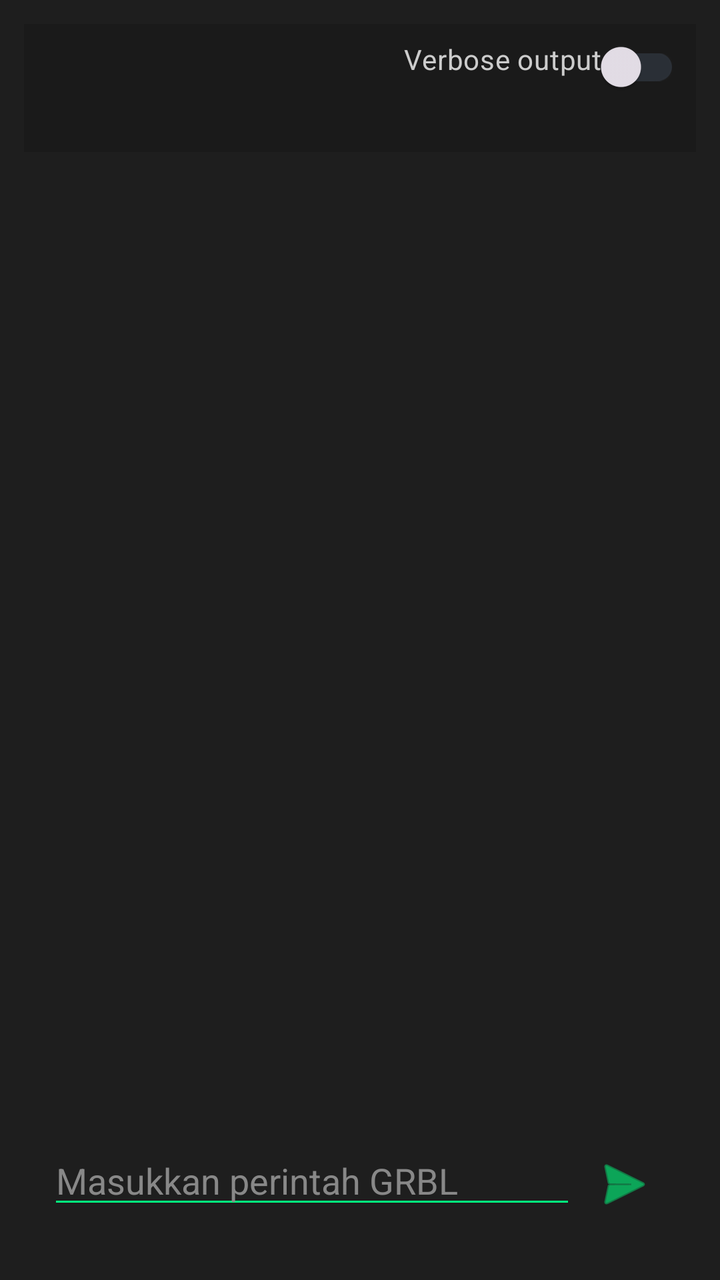
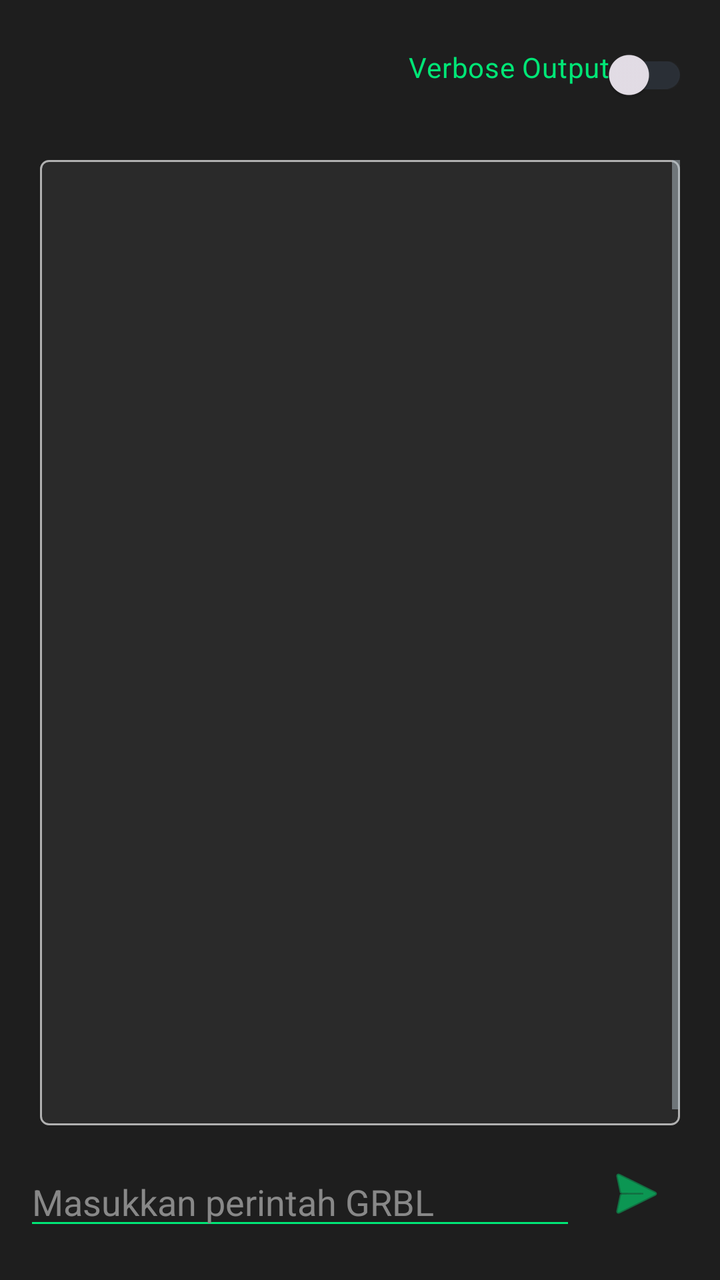

Compare the two renders of this Android layout. The source of the first and the diff that turns it into the second are given below.
<!-- AndroidManifest.xml: application theme Theme.DwiCreativeCNC -->
<!-- res/layout/frag_console.xml -->
<?xml version="1.0" encoding="utf-8"?>
<LinearLayout
    xmlns:android="http://schemas.android.com/apk/res/android"
    xmlns:app="http://schemas.android.com/apk/res-auto"
    xmlns:tools="http://schemas.android.com/tools"
    android:orientation="vertical"
    android:background="#1E1E1E"
    android:padding="12dp"
    android:layout_width="match_parent"
    android:layout_height="match_parent">

    <LinearLayout
        android:layout_width="match_parent"
        android:layout_height="wrap_content"
        android:orientation="horizontal"
        android:padding="8dp"
        android:background="#1A1A1A">

        <com.google.android.material.switchmaterial.SwitchMaterial
            android:id="@+id/switchVerbose"
            android:text="Verbose output"
            android:checked="false"
            android:textColor="#CCCCCC"
            android:gravity="end"
            android:layout_weight="1"
            android:layout_width="0dp"
            android:layout_height="wrap_content" />
    </LinearLayout>

    
    <ScrollView
        android:id="@+id/scrollConsole"
        android:layout_width="match_parent"
        android:layout_height="0dp"
        android:padding="12dp"
        android:layout_weight="1"
        android:fillViewport="true">

        <TextView
            android:id="@+id/txtConsole"
            android:textColor="#00FF7F"
            android:textSize="13sp"
            android:typeface="monospace"
            android:layout_width="match_parent"
            android:layout_height="wrap_content"
            android:textIsSelectable="true" />
    </ScrollView>

    
    <LinearLayout
        android:orientation="horizontal"
        android:padding="12dp"
        android:layout_width="match_parent"
        android:layout_height="wrap_content">

        <EditText
            android:id="@+id/edtCommand"
            android:layout_weight="1"
            android:hint="Masukkan perintah GRBL"
            android:textColor="#FFFFFF"
            android:textColorHint="#888888"
            android:backgroundTint="#00FF7F"
            android:singleLine="true"
            android:layout_width="0dp"
            android:layout_height="wrap_content" />

        <ImageButton
            android:id="@+id/btnSend"
            android:src="@android:drawable/ic_menu_send"
            android:background="?attr/selectableItemBackgroundBorderless"
            android:layout_width="48dp"
            android:layout_height="48dp"
            app:tint="#00FF7F"/>
    </LinearLayout>


</LinearLayout>
<!-- resources referenced by this layout -->
<resources>
  <style name="Theme.DwiCreativeCNC" parent="Theme.Material3.Dark.NoActionBar">
  
          
          <item name="android:windowBackground">@color/cnc_background</item>
          <item name="colorSurface">@color/cnc_surface</item>
          <item name="colorSurfaceVariant">@color/cnc_surface_alt</item>
  
          
          <item name="colorPrimary">@color/cnc_primary</item>
          <item name="colorOnPrimary">@color/cnc_on_primary</item>
  
          
          <item name="colorSecondary">@color/cnc_secondary</item>
          <item name="colorOnSecondary">@color/cnc_on_secondary</item>
  
          
          <item name="android:textColorPrimary">@color/cnc_text_primary</item>
          <item name="android:textColorSecondary">@color/cnc_text_secondary</item>
  
          
          <item name="colorOutline">@color/cnc_outline</item>
  
          
          <item name="android:statusBarColor">@color/cnc_background</item>
          <item name="android:windowLightStatusBar">false</item>
  
      </style>
  <color name="cnc_background">#0E1114</color>
  <color name="cnc_surface">#161A1F</color>
  <color name="cnc_surface_alt">#1E2329</color>
  <color name="cnc_primary">#00E5FF</color>
  <color name="cnc_on_primary">#000000</color>
  <color name="cnc_secondary">#7A8A99</color>
  <color name="cnc_on_secondary">#FFFFFF</color>
  <color name="cnc_text_primary">#FFFFFF</color>
  <color name="cnc_text_secondary">#B0BEC5</color>
  <color name="cnc_outline">#2A2F36</color>
</resources>

<!-- the commit's change to res/layout/frag_console.xml (unified diff, before → after) -->
@@ -12,19 +12,20 @@
     <LinearLayout
         android:layout_width="match_parent"
         android:layout_height="wrap_content"
-        android:orientation="horizontal"
-        android:padding="8dp"
-        android:background="#1A1A1A">
+        android:layout_marginVertical="8dp"
+        android:layout_marginTop="8dp">
 
         <com.google.android.material.switchmaterial.SwitchMaterial
             android:id="@+id/switchVerbose"
-            android:text="Verbose output"
+            android:layout_width="0dp"
+            android:layout_height="36dp"
+            android:layout_margin="4dp"
+            android:layout_weight="1"
             android:checked="false"
-            android:textColor="#CCCCCC"
             android:gravity="end"
-            android:layout_weight="1"
-            android:layout_width="0dp"
-            android:layout_height="wrap_content" />
+            android:text="Verbose Output"
+            android:textColor="#00E676"
+            tools:ignore="TouchTargetSizeCheck,TouchTargetSizeCheck,TouchTargetSizeCheck" />
     </LinearLayout>
 
     
@@ -32,45 +33,51 @@
         android:id="@+id/scrollConsole"
         android:layout_width="match_parent"
         android:layout_height="0dp"
-        android:padding="12dp"
+        android:layout_margin="8dp"
         android:layout_weight="1"
+        android:background="@drawable/scrollbar_thumb"
         android:fillViewport="true">
 
         <TextView
             android:id="@+id/txtConsole"
-            android:textColor="#00FF7F"
-            android:textSize="13sp"
-            android:typeface="monospace"
             android:layout_width="match_parent"
             android:layout_height="wrap_content"
-            android:textIsSelectable="true" />
+            android:textColor="#00FF7F"
+            android:layout_margin="8dp"
+            android:textIsSelectable="true"
+            android:textSize="12sp"
+            android:typeface="monospace"
+            tools:ignore="SpeakableTextPresentCheck" />
     </ScrollView>
 
     
     <LinearLayout
         android:orientation="horizontal"
-        android:padding="12dp"
+        android:layout_marginVertical="8dp"
         android:layout_width="match_parent"
         android:layout_height="wrap_content">
 
         <EditText
             android:id="@+id/edtCommand"
+            android:layout_width="0dp"
+            android:layout_height="wrap_content"
             android:layout_weight="1"
+            android:backgroundTint="#00E676"
             android:hint="Masukkan perintah GRBL"
+            android:inputType="textCapCharacters"
+            android:singleLine="true"
             android:textColor="#FFFFFF"
             android:textColorHint="#888888"
-            android:backgroundTint="#00FF7F"
-            android:singleLine="true"
-            android:layout_width="0dp"
-            android:layout_height="wrap_content" />
+            tools:ignore="TouchTargetSizeCheck" />
 
         <ImageButton
             android:id="@+id/btnSend"
+            android:layout_width="60dp"
+            android:layout_height="36dp"
+            android:background="?attr/selectableItemBackgroundBorderless"
             android:src="@android:drawable/ic_menu_send"
-            android:background="?attr/selectableItemBackgroundBorderless"
-            android:layout_width="48dp"
-            android:layout_height="48dp"
-            app:tint="#00FF7F"/>
+            app:tint="#00E676"
+            tools:ignore="SpeakableTextPresentCheck,TouchTargetSizeCheck,SpeakableTextPresentCheck,SpeakableTextPresentCheck,TouchTargetSizeCheck" />
     </LinearLayout>
 
 
<!-- resource entries referenced after the edit -->
@@ -1,5 +1,16 @@
 <!-- resources referenced by this layout -->
 <resources>
+  <!-- drawable scrollbar_thumb (drawable) -->
+  <?xml version="1.0" encoding="utf-8"?>
+  <shape
+      xmlns:android="http://schemas.android.com/apk/res/android"
+      android:shape="rectangle">
+  
+      <solid android:color="@color/button_gray"/>
+      <stroke android:width="1dp"
+          android:color="@color/text_secondary"/>
+      <corners android:radius="4dp"/>
+  </shape>
   <style name="Theme.DwiCreativeCNC" parent="Theme.Material3.Dark.NoActionBar">
   
           
@@ -27,6 +38,8 @@
           <item name="android:windowLightStatusBar">false</item>
   
       </style>
+  <color name="button_gray">#2A2A2A</color>
+  <color name="text_secondary">#B0B0B0</color>
   <color name="cnc_background">#0E1114</color>
   <color name="cnc_surface">#161A1F</color>
   <color name="cnc_surface_alt">#1E2329</color>
